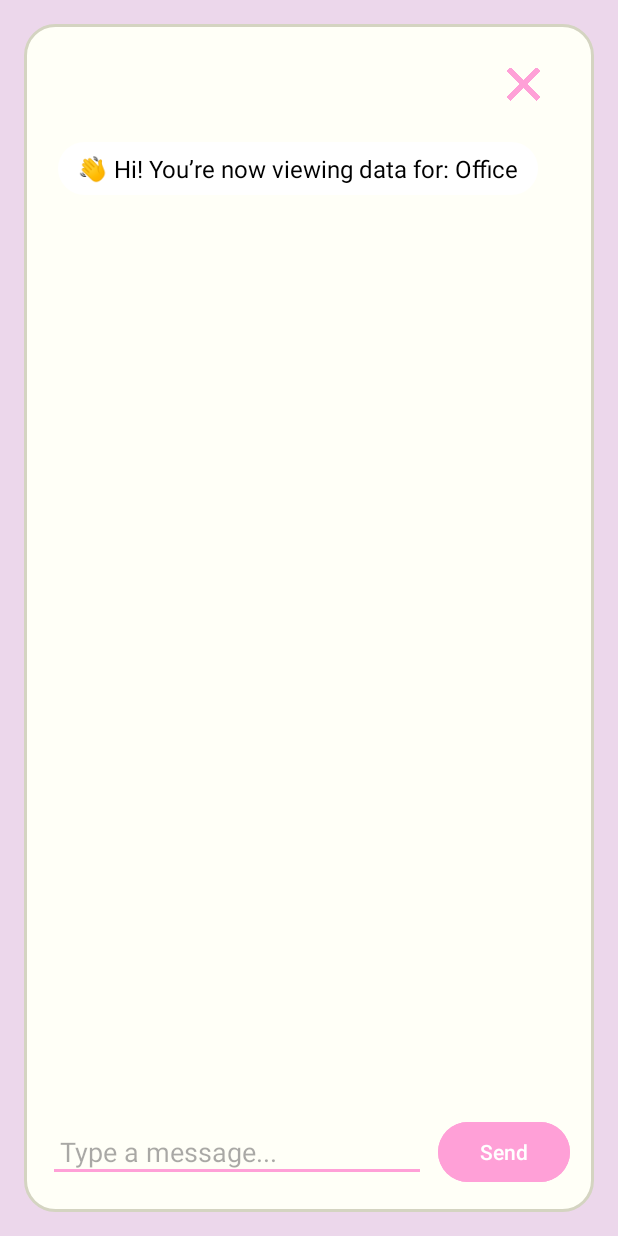
After one commit to bennett-lahn/hifi-wifi, an Android app: the ChatActivity screen opened directly, with no data from a screen before it, on a phone screen of 412 x 824 dp. The commit adds this screen. Run offline under Robolectric (Android 15) with nearby library versions, the light colour scheme and no system bars.

Commit message:
chat and selection stuff that needs backend :)

```diff
--- a/app/app/src/main/AndroidManifest.xml
+++ b/app/app/src/main/AndroidManifest.xml
@@ -30,6 +30,8 @@
 
         <activity android:name=".WifiTestActivity" />
         <activity android:name=".WifiTestRunningActivity" />
+        <activity android:name=".RoomSelectActivity" />
+        <activity android:name=".ChatActivity" />
         <activity
             android:name=".MainActivity"
             android:exported="true">
--- /dev/null
+++ b/app/app/src/main/java/com/example/hifiwifi/ChatActivity.java
@@ -0,0 +1,77 @@
+package com.example.hifiwifi;
+
+import android.content.Intent;
+import android.os.Bundle;
+import android.widget.Button;
+import android.widget.EditText;
+import android.widget.ImageButton;
+import android.widget.LinearLayout;
+import android.widget.ScrollView;
+import android.widget.TextView;
+
+import androidx.appcompat.app.AppCompatActivity;
+
+public class ChatActivity extends AppCompatActivity {
+
+    private LinearLayout chatContainer;
+    private EditText messageInput;
+    private Button sendButton;
+    private ScrollView chatScroll;
+    private ImageButton closeButton;
+    private String roomName;
+
+    @Override
+    protected void onCreate(Bundle savedInstanceState) {
+        super.onCreate(savedInstanceState);
+        setContentView(R.layout.activity_chat);
+
+        chatContainer = findViewById(R.id.chatContainer);
+        messageInput = findViewById(R.id.messageInput);
+        sendButton = findViewById(R.id.sendButton);
+        chatScroll = findViewById(R.id.chatScroll);
+        closeButton = findViewById(R.id.closeButton);
+
+        roomName = getIntent().getStringExtra("ROOM_NAME");
+        if (roomName == null) roomName = "Office";
+
+        // Welcome message
+        addMessage("👋 Hi! You’re now viewing data for: " + roomName, false);
+
+        // Close button returns to room select screen
+        closeButton.setOnClickListener(v -> {
+            Intent intent = new Intent(ChatActivity.this, RoomSelectActivity.class);
+            intent.addFlags(Intent.FLAG_ACTIVITY_CLEAR_TOP);
+            startActivity(intent);
+            finish();
+        });
+
+        sendButton.setOnClickListener(v -> {
+            String message = messageInput.getText().toString().trim();
+            if (!message.isEmpty()) {
+                addMessage(message, true);
+                messageInput.setText("");
+                addMessage("This is a placeholder AI reply for " + roomName + ".", false);
+            }
+        });
+    }
+
+    private void addMessage(String message, boolean isUser) {
+        TextView msgView = new TextView(this);
+        msgView.setText(message);
+        msgView.setTextSize(16);
+        msgView.setPadding(20, 10, 20, 10);
+        msgView.setTextColor(isUser ? 0xFFFFFFFF : 0xFF000000);
+        msgView.setBackgroundResource(isUser ? R.drawable.bubble_user : R.drawable.bubble_ai);
+
+        LinearLayout.LayoutParams params = new LinearLayout.LayoutParams(
+                LinearLayout.LayoutParams.WRAP_CONTENT,
+                LinearLayout.LayoutParams.WRAP_CONTENT);
+        params.setMargins(10, 10, 10, 10);
+        params.gravity = isUser ? android.view.Gravity.END : android.view.Gravity.START;
+        msgView.setLayoutParams(params);
+
+        chatContainer.addView(msgView);
+
+        chatScroll.post(() -> chatScroll.fullScroll(ScrollView.FOCUS_DOWN));
+    }
+}
--- /dev/null
+++ b/app/app/src/main/res/drawable/bubble_ai.xml
@@ -0,0 +1,4 @@
+<shape xmlns:android="http://schemas.android.com/apk/res/android" android:shape="rectangle">
+    <solid android:color="#FFFFFF" />
+    <corners android:radius="20dp" />
+</shape>
--- /dev/null
+++ b/app/app/src/main/res/drawable/bubble_user.xml
@@ -0,0 +1,4 @@
+<shape xmlns:android="http://schemas.android.com/apk/res/android" android:shape="rectangle">
+    <solid android:color="#FFA0D7" />
+    <corners android:radius="20dp" />
+</shape>
--- /dev/null
+++ b/app/app/src/main/res/drawable/chat_window_bg.xml
@@ -0,0 +1,21 @@
+<shape xmlns:android="http://schemas.android.com/apk/res/android"
+    android:shape="rectangle">
+
+    <!-- Light creamy background -->
+    <solid android:color="#FFFFF7" />
+
+    <!-- Rounded corners for the tab look -->
+    <corners android:radius="20dp" />
+
+    <!-- Soft grayish-beige border -->
+    <stroke
+        android:width="2dp"
+        android:color="#D4D4C1" />
+
+    <!-- Internal padding -->
+    <padding
+        android:left="12dp"
+        android:top="12dp"
+        android:right="12dp"
+        android:bottom="12dp" />
+</shape>
--- /dev/null
+++ b/app/app/src/main/res/drawable/ic_arrow_down_pink.xml
@@ -0,0 +1,5 @@
+<vector xmlns:android="http://schemas.android.com/apk/res/android" android:height="24dp" android:tint="#FFA0D7" android:viewportHeight="24" android:viewportWidth="24" android:width="24dp">
+
+    <path android:fillColor="@android:color/white" android:pathData="M7,10l5,5 5,-5z"/>
+
+</vector>
--- /dev/null
+++ b/app/app/src/main/res/drawable/pink_button_bg.xml
@@ -0,0 +1,5 @@
+<shape xmlns:android="http://schemas.android.com/apk/res/android"
+    android:shape="rectangle">
+    <solid android:color="#FFA0D7" />
+    <corners android:radius="12dp" />
+</shape>
--- /dev/null
+++ b/app/app/src/main/res/drawable/rounded_button_bg.xml
@@ -0,0 +1,4 @@
+<shape xmlns:android="http://schemas.android.com/apk/res/android"
+    android:shape="oval">
+    <solid android:color="#FFA0D7" />
+</shape>
--- /dev/null
+++ b/app/app/src/main/res/layout/activity_chat.xml
@@ -0,0 +1,82 @@
+<?xml version="1.0" encoding="utf-8"?>
+<RelativeLayout xmlns:android="http://schemas.android.com/apk/res/android"
+    android:layout_width="match_parent"
+    android:layout_height="match_parent"
+    android:background="@drawable/pink_bg"
+    android:padding="16dp">
+
+    <!-- Centered Chat Window -->
+    <LinearLayout
+        android:id="@+id/chatWindow"
+        android:layout_width="match_parent"
+        android:layout_height="match_parent"
+        android:orientation="vertical"
+        android:background="@drawable/chat_window_bg"
+        android:padding="16dp"
+        android:layout_centerInParent="true">
+
+        <!-- Top bar with image-based close button -->
+        <RelativeLayout
+            android:id="@+id/topBar"
+            android:layout_width="match_parent"
+            android:layout_height="wrap_content"
+            android:padding="12dp"
+            android:layout_alignParentTop="true">
+
+            <ImageButton
+                android:id="@+id/closeButton"
+                android:layout_width="22dp"
+                android:layout_height="24dp"
+                android:layout_alignParentEnd="true"
+                android:layout_centerVertical="true"
+                android:layout_marginEnd="8dp"
+                android:background="@android:color/transparent"
+                android:contentDescription="Close chat"
+                android:scaleType="fitCenter"
+                android:src="@drawable/x_pink" />
+        </RelativeLayout>
+
+        <!-- Scrollable message area -->
+        <ScrollView
+            android:id="@+id/chatScroll"
+            android:layout_width="match_parent"
+            android:layout_height="0dp"
+            android:layout_weight="1"
+            android:layout_marginTop="8dp"
+            android:fillViewport="true">
+
+            <LinearLayout
+                android:id="@+id/chatContainer"
+                android:layout_width="match_parent"
+                android:layout_height="wrap_content"
+                android:orientation="vertical" />
+        </ScrollView>
+
+        <!-- Message input area -->
+        <LinearLayout
+            android:layout_width="match_parent"
+            android:layout_height="wrap_content"
+            android:orientation="horizontal"
+            android:gravity="center_vertical"
+            android:paddingTop="8dp">
+
+            <EditText
+                android:id="@+id/messageInput"
+                android:layout_width="0dp"
+                android:layout_height="wrap_content"
+                android:layout_weight="1"
+                android:hint="Type a message..."
+                android:backgroundTint="#FFA0D7"
+                android:padding="8dp" />
+
+            <Button
+                android:id="@+id/sendButton"
+                android:layout_width="wrap_content"
+                android:layout_height="wrap_content"
+                android:text="Send"
+                android:backgroundTint="#FFA0D7"
+                android:textColor="#FFFFFF"
+                android:layout_marginStart="8dp" />
+        </LinearLayout>
+    </LinearLayout>
+</RelativeLayout>
```
Also changed, not shown: app/app/src/main/java/com/example/hifiwifi/MainActivity.java (+7 -0 lines), app/app/src/main/java/com/example/hifiwifi/RoomSelectActivity.java (added, +49 -0 lines), app/app/src/main/res/drawable/spinner_bg.xml (added, +7 -0 lines), app/app/src/main/res/drawable/spinner_bg_with_arrow.xml (added, +26 -0 lines), app/app/src/main/res/layout/activity_main.xml (+16 -0 lines), app/app/src/main/res/layout/activity_room_select.xml (added, +81 -0 lines), app/app/src/main/res/layout/spinner_item.xml (added, +7 -0 lines), app/app/src/main/res/drawable/x_pink.png (added).
